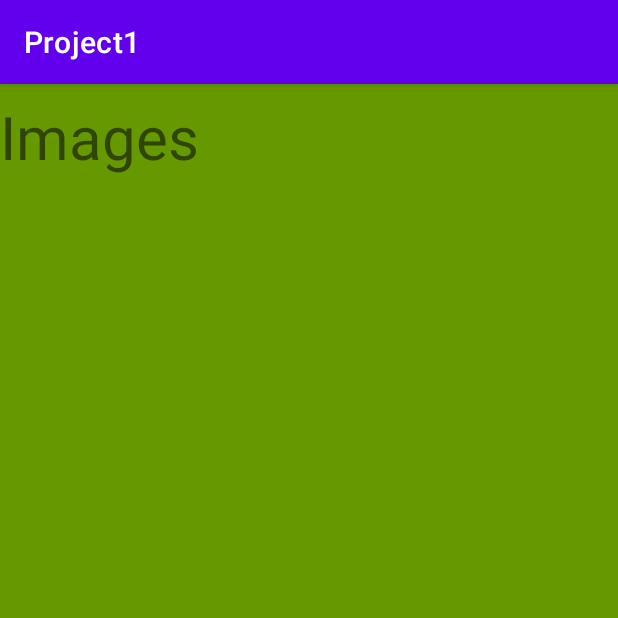
After one commit to jakekang28/Project1, an Android app: the fragment Fragment2 shown on its own in the app's theme, on a phone screen of 412 x 824 dp, the top half of it. The commit adds this screen. Run offline under Robolectric (Android 15) with nearby library versions, the phone set to English and light mode, and no system bars.

Commit message:
fragment updated

```diff
--- a/app/build.gradle
+++ b/app/build.gradle
@@ -35,4 +35,7 @@ dependencies {
     testImplementation 'junit:junit:4.13.2'
     androidTestImplementation 'androidx.test.ext:junit:1.1.3'
     androidTestImplementation 'androidx.test.espresso:espresso-core:3.4.0'
+    implementation 'com.androidx.support:appcompat:1.0.0'
+    implementation 'com.google.android.material:material:1.1.0'
+
 }
--- /dev/null
+++ b/app/src/main/java/com/example/project1/Fragment2.java
@@ -0,0 +1,21 @@
+package com.example.project1;
+
+import android.os.Bundle;
+import android.view.LayoutInflater;
+import android.view.View;
+import android.view.ViewGroup;
+
+import androidx.annotation.NonNull;
+import androidx.annotation.Nullable;
+import androidx.fragment.app.Fragment;
+
+public class Fragment2 extends Fragment {
+
+    @Nullable
+    @Override
+    public View onCreateView(@NonNull LayoutInflater inflater, @Nullable ViewGroup container, @Nullable Bundle savedInstanceState) {
+        ViewGroup rootView = (ViewGroup) inflater.inflate(R.layout.fragmentdisplay2, container, false);
+
+        return rootView;
+    }
+}
--- /dev/null
+++ b/app/src/main/res/layout/fragmentdisplay2.xml
@@ -0,0 +1,21 @@
+<?xml version="1.0" encoding="utf-8"?>
+<LinearLayout xmlns:android="http://schemas.android.com/apk/res/android"
+    android:layout_width="match_parent"
+    android:layout_height="match_parent"
+    android:orientation="vertical"
+    android:background="@android:color/holo_green_dark">
+
+    <TextView
+        android:layout_width="match_parent"
+        android:layout_height="wrap_content"
+        android:id="@+id/textView"
+        android:text="Images"
+        android:layout_marginTop="8dp"
+        android:layout_marginBottom="8dp"
+        android:textSize="40sp"/>
+    <androidx.recyclerview.widget.RecyclerView
+        android:id="@+id/recycler_view"
+        android:layout_width="match_parent"
+        android:layout_height="wrap_content"
+        android:scrollbars="vertical" />
+</LinearLayout>
```
Also changed, not shown: app/src/main/java/com/example/project1/Fragment1.java (added, +21 -0 lines), app/src/main/java/com/example/project1/Fragment3.java (added, +21 -0 lines), app/src/main/java/com/example/project1/MainActivity.java (+47 -25 lines), app/src/main/res/layout/activity_main.xml (+19 -22 lines), app/src/main/res/layout/fragmentdisplay1.xml (added, +23 -0 lines), app/src/main/res/layout/fragmentdisplay3.xml (added, +22 -0 lines).
